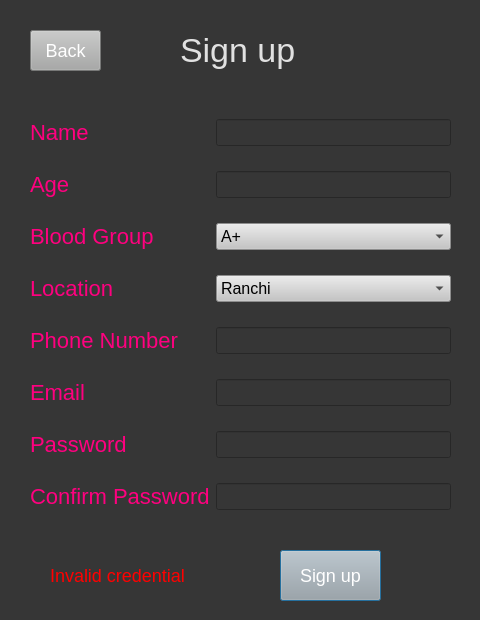
Old version of the form Resource/createacc.ui in the repository ayushkumar-25/Blood-Donation-Management-System.
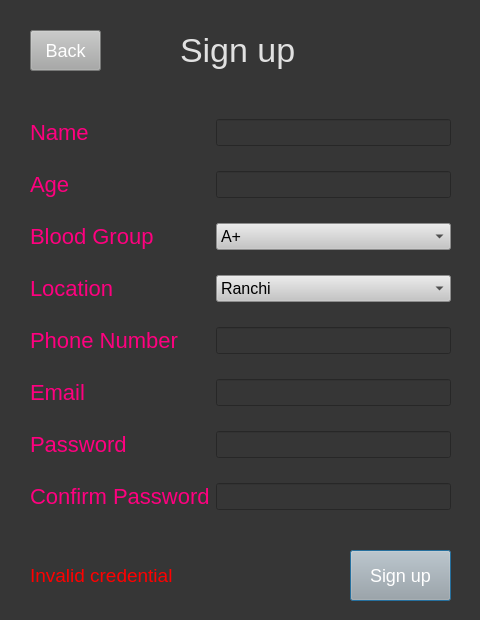
New version of the form.

```diff
--- a/Resource/createacc.ui
+++ b/Resource/createacc.ui
@@ -36,7 +36,7 @@
   <widget class="QPushButton" name="signupbutton">
    <property name="geometry">
     <rect>
-     <x>280</x>
+     <x>350</x>
      <y>550</y>
      <width>101</width>
      <height>51</height>
@@ -54,14 +54,14 @@
   <widget class="QLabel" name="invalid">
    <property name="geometry">
     <rect>
-     <x>50</x>
+     <x>30</x>
      <y>560</y>
-     <width>211</width>
+     <width>311</width>
      <height>31</height>
     </rect>
    </property>
    <property name="styleSheet">
-    <string notr="true">color: rgb(255, 0, 0); font-size:18px</string>
+    <string notr="true">color: rgb(255, 0, 0); font-size:19px</string>
    </property>
    <property name="text">
     <string>Invalid credential</string>
```
